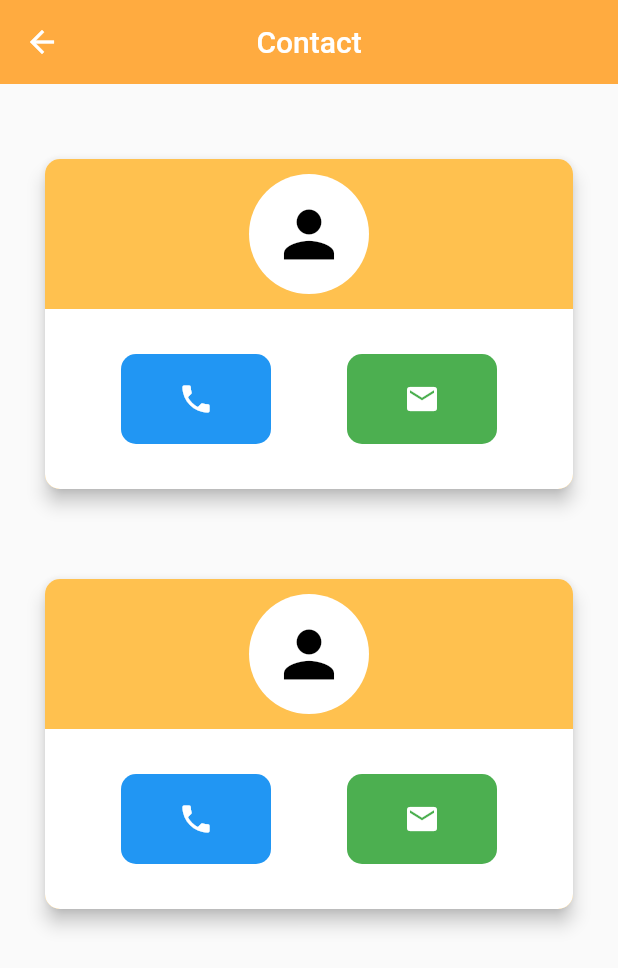
After one commit to hayabusa2022/MataZard-Final, a Flutter app: the screen it shows after launch, after a tap on "Contact", on a phone screen of 412 x 824 dp. The commit adds this screen. Shown: the top 968 px of the screen. Run offline on Flutter 3.47's test engine with Material 2 defaults, Android fonts, the phone set to English and light mode, and no system bars; our stand-ins replace plugin_platform_interface, video_player; missing offline and left inert: dart:html; network calls fail.

Commit message:
Contact Module UI
The contact module UI is done, it needs to change some images, colors, and need to add some functions to calls & email.

```diff
--- /dev/null
+++ b/camerakit-flutter-main/example/lib/contact_details.dart
@@ -0,0 +1,179 @@
+// ignore_for_file: prefer_const_constructors
+
+import 'package:flutter/material.dart';
+import 'package:camerakit_flutter_example/main.dart';
+
+class MyContact extends StatelessWidget {
+  const MyContact({super.key});
+
+  @override
+  Widget build(BuildContext context) {
+    return MaterialApp(
+        home: Scaffold(
+            appBar: AppBar(
+              title: Text('Contact'),
+              backgroundColor: Colors.orangeAccent,
+              elevation: 0,
+              leading: IconButton(
+                icon: Icon(Icons.arrow_back),
+                onPressed: () {
+                  Navigator.pop(context,
+                      MaterialPageRoute(builder: (context) => MyApp()));
+                },
+              ),
+              centerTitle: true,
+            ),
+            body: ListView(
+              children: [
+                Padding(
+                  padding: const EdgeInsets.fromLTRB(30, 50, 30, 10),
+                  child: Material(
+                    elevation: 5,
+                    borderRadius: BorderRadius.circular(10),
+                    child: ClipRRect(
+                      borderRadius: BorderRadius.circular(10),
+                      child: Container(
+                        height: 220,
+                        color: Color.fromARGB(255, 255, 193, 79),
+                        alignment: Alignment.bottomCenter,
+                        child: Column(
+                          mainAxisAlignment: MainAxisAlignment.end,
+                          children: [
+                            CircleAvatar(
+                              radius: 40, // Adjust the radius as needed
+                              backgroundColor: Colors.white,
+                              child: Icon(
+                                Icons.person, //Replace with the Orgs image
+                                color: Colors.black,
+                                size: 50,
+                              ),
+                            ),
+                            SizedBox(height: 10),
+                            Container(
+                              height: 120,
+                              color: Colors.white,
+                              child: Row(
+                                mainAxisAlignment:
+                                    MainAxisAlignment.spaceEvenly,
+                                children: [
+                                  Container(
+                                    width: 100,
+                                    height: 60,
+                                    decoration: BoxDecoration(
+                                      color: Colors
+                                          .blue, // Replace with your color
+                                      borderRadius: BorderRadius.circular(10),
+                                    ),
+                                    child: IconButton(
+                                      onPressed: () {
+                                        print('Call button pressed');
+                                        // Add functionality for the call button
+                                      },
+                                      icon: Icon(Icons.phone),
+                                      color: Colors.white,
+                                    ),
+                                  ),
+                                  Container(
+                                    width: 100,
+                                    height: 60,
+                                    decoration: BoxDecoration(
+                                      color: Colors
+                                          .green, // Replace with your color
+                                      borderRadius: BorderRadius.circular(10),
+                                    ),
+                                    child: IconButton(
+                                      onPressed: () {
+                                        print('Email button pressed');
+                                        // Add functionality for the email button
+                                      },
+                                      icon: Icon(Icons.email),
+                                      color: Colors.white,
+                                    ),
+                                  ),
+                                ],
+                              ),
+                            ),
+                          ],
+                        ),
+                      ),
+                    ),
+                  ),
+                ),
+                Padding(
+                  padding: const EdgeInsets.fromLTRB(30, 50, 30, 10),
+                  child: Material(
+                    elevation: 5,
+                    borderRadius: BorderRadius.circular(10),
+                    child: ClipRRect(
+                      borderRadius: BorderRadius.circular(10),
+                      child: Container(
+                        height: 220,
+                        color: Color.fromARGB(255, 255, 193, 79),
+                        alignment: Alignment.bottomCenter,
+                        child: Column(
+                          mainAxisAlignment: MainAxisAlignment.end,
+                          children: [
+                            CircleAvatar(
+                              radius: 40, // Adjust the radius as needed
+                              backgroundColor: Colors.white,
+                              child: Icon(
+                                Icons.person, //Replace with the Orgs image
+                                color: Colors.black,
+                                size: 50,
+                              ),
+                            ),
+                            SizedBox(height: 10),
+                            Container(
+                              height: 120,
+                              color: Colors.white,
+                              child: Row(
+                                mainAxisAlignment:
+                                    MainAxisAlignment.spaceEvenly,
+                                children: [
+                                  Container(
+                                    width: 100,
+                                    height: 60,
+                                    decoration: BoxDecoration(
+                                      color: Colors
+                                          .blue, // Replace with your color
+                                      borderRadius: BorderRadius.circular(10),
+                                    ),
+                                    child: IconButton(
+                                      onPressed: () {
+                                        print('Call button pressed');
+                                        // Add functionality for the call button
+                                      },
+                                      icon: Icon(Icons.phone),
+                                      color: Colors.white,
+                                    ),
+                                  ),
+                                  Container(
+                                    width: 100,
+                                    height: 60,
+                                    decoration: BoxDecoration(
+                                      color: Colors
+                                          .green, // Replace with your color
+                                      borderRadius: BorderRadius.circular(10),
+                                    ),
+                                    child: IconButton(
+                                      onPressed: () {
+                                        print('Email button pressed');
+                                        // Add functionality for the email button
+                                      },
+                                      icon: Icon(Icons.email),
+                                      color: Colors.white,
+                                    ),
+                                  ),
+                                ],
+                              ),
+                            ),
+                          ],
+                        ),
+                      ),
+                    ),
+                  ),
+                ),
+              ],
+            )));
+  }
+}
--- a/camerakit-flutter-main/example/lib/main.dart
+++ b/camerakit-flutter-main/example/lib/main.dart
@@ -1,3 +1,4 @@
+// ignore_for_file: prefer_const_constructors
 import 'package:camerakit_flutter/configuration_camerakit.dart';
 import 'package:camerakit_flutter_example/media_result_screen.dart';
 import 'package:camerakit_flutter_example/lens_list_screen.dart';
@@ -8,10 +9,12 @@ import 'package:flutter/services.dart';
 import 'package:camerakit_flutter/camerakit_flutter.dart';
 import 'package:camerakit_flutter/lens_model.dart';
 import 'constants.dart';
+import 'package:camerakit_flutter_example/contact_details.dart';
 
 void main() {
   runApp(const MaterialApp(
     home: MyApp(),
+    debugShowCheckedModeBanner: false,
   ));
 }
 
@@ -92,11 +95,16 @@ class _MyAppState extends State<MyApp> implements CameraKitFlutterEvents {
                   initCameraKit();
                 },
                 child: const Text("Open CameraKit")),
-            isLensListPressed ? const CircularProgressIndicator() : Container()
+            isLensListPressed ? const CircularProgressIndicator() : Container(),
+            ElevatedButton(
+                onPressed: () {
+                  Navigator.push(context,
+                      MaterialPageRoute(builder: (context) => MyContact()));
+                },
+                child: const Text("Contact")),
           ],
         ),
       ),
-
     );
   }
 
--- a/camerakit-flutter-main/example/pubspec.yaml
+++ b/camerakit-flutter-main/example/pubspec.yaml
@@ -55,8 +55,8 @@ flutter:
   uses-material-design: true
 
   # To add assets to your application, add an assets section, like this:
-  # assets:
-  #   - images/a_dot_burr.jpeg
+  assets:
+    - assets/images/
   #   - images/a_dot_ham.jpeg
 
   # An image asset can refer to one or more resolution-specific "variants", see
```
